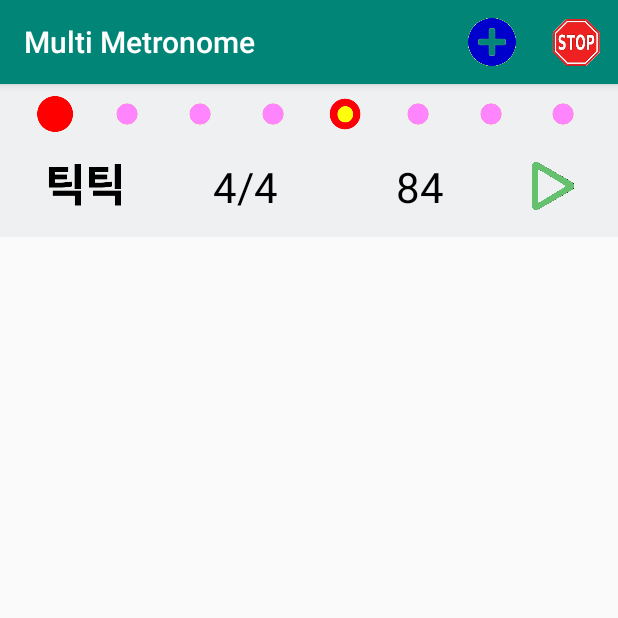
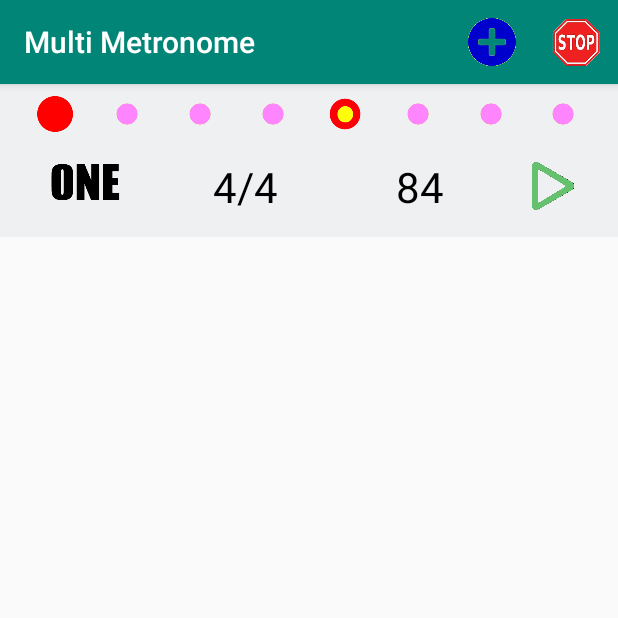
Before and after one commit to riopapa/MultiMetronome, an Android app: the screen it shows after launch (MainActivity), after a tap on "none", on a phone screen of 412 x 824 dp, the top half of it. Run offline under Robolectric (Android 15) with nearby library versions, the phone set to English and light mode, and no system bars.

Commit message:
Add more sound Types

```diff
--- a/app/src/main/res/values/array.xml
+++ b/app/src/main/res/values/array.xml
@@ -3,6 +3,7 @@
 
     <array name="soundType">
         <item>@mipmap/say_hana</item>
+        <item>@mipmap/say_one</item>
         <item>@mipmap/say_ticktick</item>
         <item>@mipmap/say_tooktook</item>
     </array>
```
